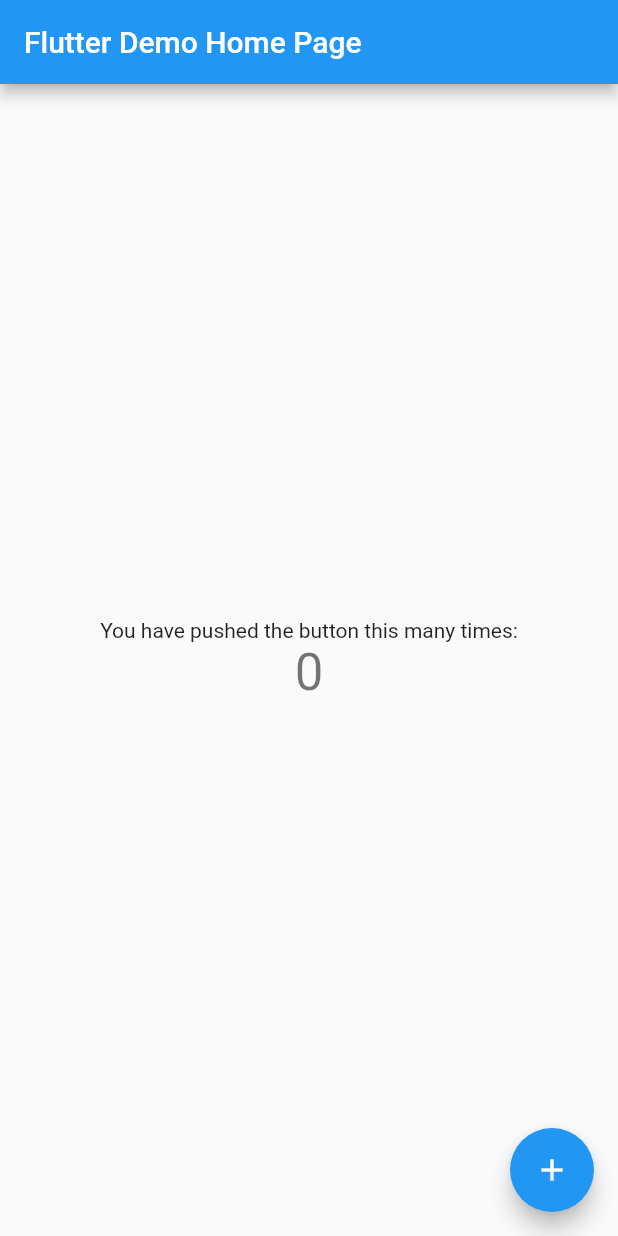
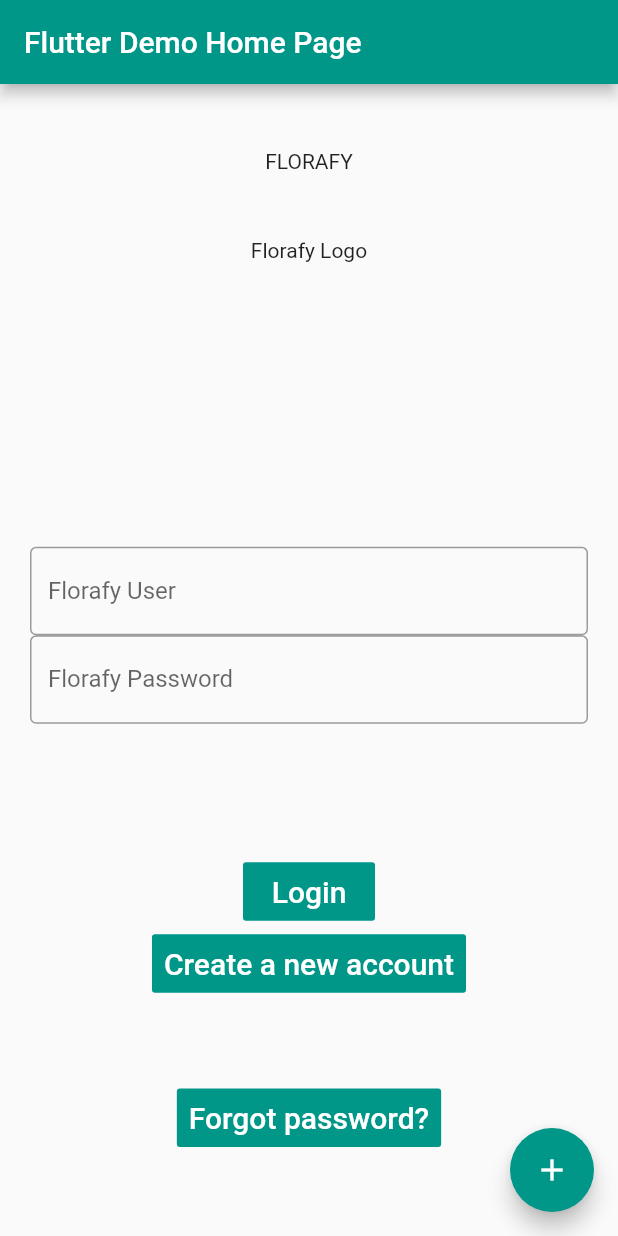
Before and after one commit to brdayauon/florafy, a Flutter app: the screen it shows after launch, on a phone screen of 412 x 824 dp. Run offline on Flutter 3.47's test engine with Material 2 defaults, Android fonts, the phone set to English and light mode, and no system bars.

Commit message:
Implemented the login user/pw screen

```diff
--- a/lib/main.dart
+++ b/lib/main.dart
@@ -5,25 +5,12 @@ void main() {
 }
 
 class MyApp extends StatelessWidget {
-  // This widget is the root of your application.
   @override
   Widget build(BuildContext context) {
     return MaterialApp(
       title: 'Flutter Demo',
       theme: ThemeData(
-        // This is the theme of your application.
-        //
-        // Try running your application with "flutter run". You'll see the
-        // application has a blue toolbar. Then, without quitting the app, try
-        // changing the primarySwatch below to Colors.green and then invoke
-        // "hot reload" (press "r" in the console where you ran "flutter run",
-        // or simply save your changes to "hot reload" in a Flutter IDE).
-        // Notice that the counter didn't reset back to zero; the application
-        // is not restarted.
-        primarySwatch: Colors.blue,
-        // This makes the visual density adapt to the platform that you run
-        // the app on. For desktop platforms, the controls will be smaller and
-        // closer together (more dense) than on mobile platforms.
+        primarySwatch: Colors.teal,
         visualDensity: VisualDensity.adaptivePlatformDensity,
       ),
       home: MyHomePage(title: 'Flutter Demo Home Page'),
@@ -33,15 +20,6 @@ class MyApp extends StatelessWidget {
 
 class MyHomePage extends StatefulWidget {
   MyHomePage({Key key, this.title}) : super(key: key);
-
-  // This widget is the home page of your application. It is stateful, meaning
-  // that it has a State object (defined below) that contains fields that affect
-  // how it looks.
-
-  // This class is the configuration for the state. It holds the values (in this
-  // case the title) provided by the parent (in this case the App widget) and
-  // used by the build method of the State. Fields in a Widget subclass are
-  // always marked "final".
 
   final String title;
 
@@ -54,56 +32,118 @@ class _MyHomePageState extends State<MyHomePage> {
 
   void _incrementCounter() {
     setState(() {
-      // This call to setState tells the Flutter framework that something has
-      // changed in this State, which causes it to rerun the build method below
-      // so that the display can reflect the updated values. If we changed
-      // _counter without calling setState(), then the build method would not be
-      // called again, and so nothing would appear to happen.
       _counter++;
     });
   }
 
   @override
   Widget build(BuildContext context) {
-    // This method is rerun every time setState is called, for instance as done
-    // by the _incrementCounter method above.
-    //
-    // The Flutter framework has been optimized to make rerunning build methods
-    // fast, so that you can just rebuild anything that needs updating rather
-    // than having to individually change instances of widgets.
     return Scaffold(
       appBar: AppBar(
-        // Here we take the value from the MyHomePage object that was created by
-        // the App.build method, and use it to set our appbar title.
         title: Text(widget.title),
       ),
       body: Center(
-        // Center is a layout widget. It takes a single child and positions it
-        // in the middle of the parent.
         child: Column(
-          // Column is also a layout widget. It takes a list of children and
-          // arranges them vertically. By default, it sizes itself to fit its
-          // children horizontally, and tries to be as tall as its parent.
-          //
-          // Invoke "debug painting" (press "p" in the console, choose the
-          // "Toggle Debug Paint" action from the Flutter Inspector in Android
-          // Studio, or the "Toggle Debug Paint" command in Visual Studio Code)
-          // to see the wireframe for each widget.
-          //
-          // Column has various properties to control how it sizes itself and
-          // how it positions its children. Here we use mainAxisAlignment to
-          // center the children vertically; the main axis here is the vertical
-          // axis because Columns are vertical (the cross axis would be
-          // horizontal).
           mainAxisAlignment: MainAxisAlignment.center,
           children: <Widget>[
-            Text(
-              'You have pushed the button this many times:',
+            Expanded(
+                flex: 1,
+                child: Center(
+                  child: Text(
+                    'FLORAFY',
+                  ),
+                )),
+            Expanded(
+              flex: 2,
+              child: Text(
+                'Florafy Logo',
+              ),
             ),
-            Text(
-              '$_counter',
-              style: Theme.of(context).textTheme.headline4,
+            Expanded(
+              flex: 2,
+              child: Container(
+                margin: EdgeInsets.only(left: 20, right: 20),
+                child: Column(children: <Widget>[
+                  TextField(
+                    obscureText: false,
+                    decoration: InputDecoration(
+                      border: OutlineInputBorder(),
+                      labelText: 'Florafy User',
+                    ),
+                  ),
+                  TextField(
+                    obscureText: false,
+                    decoration: InputDecoration(
+                      border: OutlineInputBorder(),
+                      labelText: 'Florafy Password',
+                    ),
+                  ),
+                ]),
+              ),
             ),
+            Expanded(
+                flex: 0,
+                child: Column(
+                  children: <Widget>[
+                    FlatButton(
+                      color: Colors.teal,
+                      textColor: Colors.white,
+                      disabledColor: Colors.grey,
+                      disabledTextColor: Colors.black,
+                      padding: EdgeInsets.all(8.0),
+                      splashColor: Colors.blueAccent,
+                      onPressed: () {
+                        /*...*/
+                      },
+                      child: Text(
+                        "Login",
+                        style: TextStyle(fontSize: 20.0),
+                      ),
+                    ),
+                  ],
+                )),
+            Expanded(
+                flex: 1,
+                child: Column(
+                  children: <Widget>[
+                    FlatButton(
+                      color: Colors.teal,
+                      textColor: Colors.white,
+                      disabledColor: Colors.grey,
+                      disabledTextColor: Colors.black,
+                      padding: EdgeInsets.all(8.0),
+                      splashColor: Colors.blueAccent,
+                      onPressed: () {
+                        /*...*/
+                      },
+                      child: Text(
+                        "Create a new account",
+                        style: TextStyle(fontSize: 20.0),
+                      ),
+                    ),
+                  ],
+                )),
+            Expanded(
+                flex: 1,
+                child: Column(
+                  children: <Widget>[
+                    FlatButton(
+                      color: Colors.teal,
+                      textColor: Colors.white,
+                      disabledColor: Colors.grey,
+                      disabledTextColor: Colors.black,
+                      padding: EdgeInsets.all(8.0),
+                      splashColor: Colors.blueAccent,
+                      onPressed: () {
+                        /*...*/
+                      },
+                      child: Text(
+                        "Forgot password?",
+                        style: TextStyle(fontSize: 20.0),
+                      ),
+                    )
+                  ],
+                )),
           ],
         ),
       ),
```
